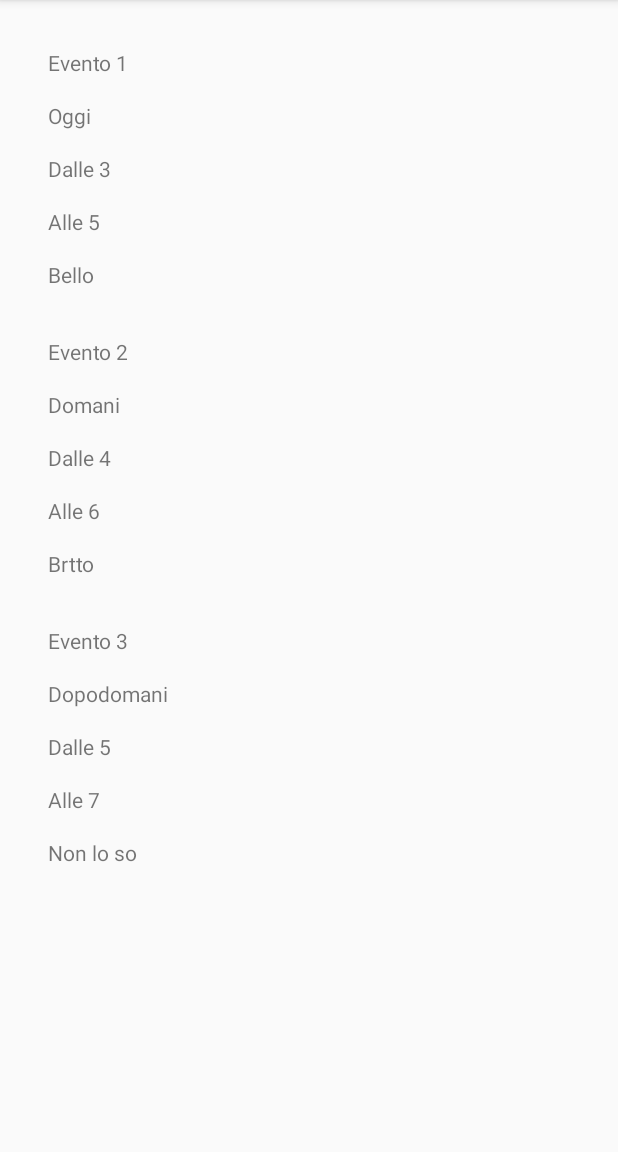
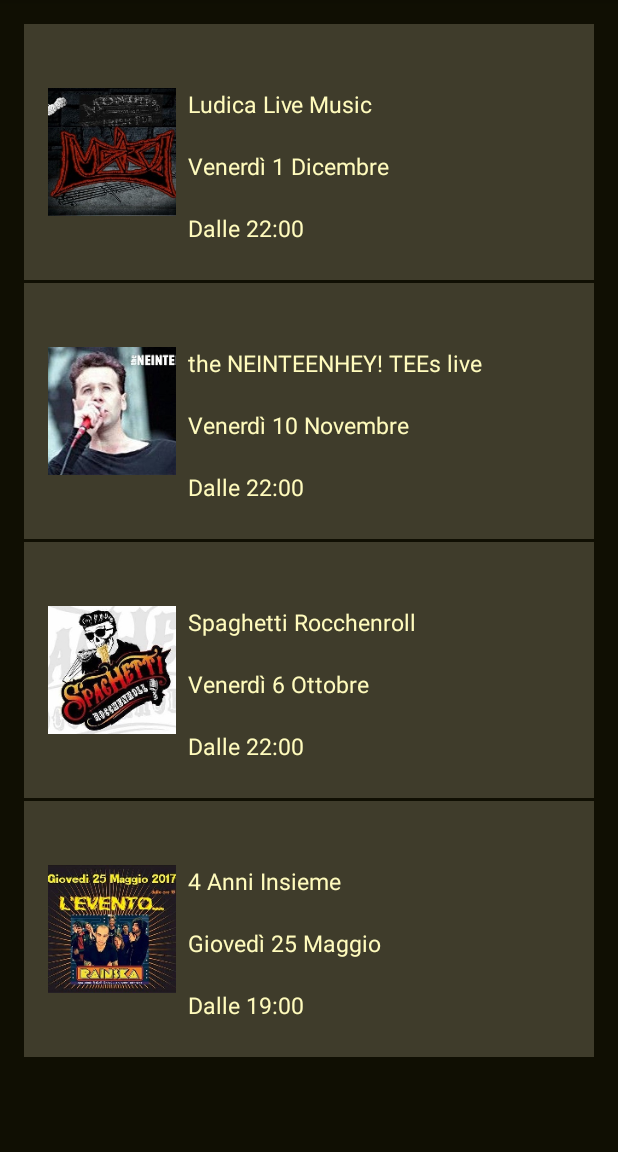
Before and after one commit to DavideGiancola/AndroidApp, an Android app: the EventiActivity screen opened directly, with no data from a screen before it, on a phone screen of 412 x 824 dp, the part 84-1236 px from its top. Run offline under Robolectric (Android 15) with nearby library versions, the phone set to English and light mode, and no system bars.

Commit message:
Primi aggiustamenti lista eventi

```diff
--- a/app/build.gradle
+++ b/app/build.gradle
@@ -32,4 +32,6 @@ dependencies {
     compile 'com.android.support:design:26.1.0'
 
     compile 'com.github.bumptech.glide:glide:3.7.0'
+
+    compile 'com.android.support.constraint:constraint-layout:1.0.2'
 }
--- a/app/src/main/java/univaq/apppub/controller/EventiActivity.java
+++ b/app/src/main/java/univaq/apppub/controller/EventiActivity.java
@@ -31,7 +31,7 @@ public class EventiActivity extends AppCompatActivity {
         mList.setLayoutManager(new LinearLayoutManager(EventiActivity.this));
         System.out.println("ciao");
 
-        EventiAdapter adapter = new EventiAdapter(eventi);
+        EventiAdapter adapter = new EventiAdapter(this, eventi);
         mList.setAdapter(adapter);
 
     }
@@ -42,6 +42,13 @@ public class EventiActivity extends AppCompatActivity {
 
         List<Evento> eventi = new ArrayList<>();
 
+        int[] img = new int[]{
+                R.drawable.evento1,
+                R.drawable.evento2,
+                R.drawable.evento3,
+                R.drawable.evento4,
+        };
+
         String[] arrayNomi = getResources().getStringArray(R.array.array_nomi);
         String[] arrayData = getResources().getStringArray(R.array.array_data);
         String[] arrayOraIn = getResources().getStringArray(R.array.array_ora_inizio);
@@ -49,7 +56,7 @@ public class EventiActivity extends AppCompatActivity {
         String[] arrayDescrizione = getResources().getStringArray(R.array.array_descrizione);
 
         for (int i = 0; i < arrayNomi.length; i++) {
-            Evento evento = new Evento(arrayNomi[i], arrayData[i], arrayOraIn[i], arrayOraFin[i], arrayDescrizione[i]);
+            Evento evento = new Evento(arrayNomi[i], arrayData[i], arrayOraIn[i], arrayOraFin[i], arrayDescrizione[i], img[i]);
             eventi.add(evento);
         }
 
--- a/app/src/main/java/univaq/apppub/model/Evento.java
+++ b/app/src/main/java/univaq/apppub/model/Evento.java
@@ -15,12 +15,16 @@ public class Evento {
     private String oraFine;
     private String descrizione;
 
-    public Evento(String nome, String data, String oraInizio, String oraFine, String descrizione) {
+
+    private int img;
+
+    public Evento(String nome, String data, String oraInizio, String oraFine, String descrizione, int img) {
         this.nome = nome;
         this.data = data;
         this.oraInizio = oraInizio;
         this.oraFine = oraFine;
         this.descrizione = descrizione;
+        this.img =img;
     }
 
     public String getNome() {
@@ -63,5 +67,13 @@ public class Evento {
         this.descrizione = descrizione;
     }
 
+    public int getImg() {
+        return img;
+    }
+
+    public void setImg(int img) {
+        this.img = img;
+    }
+
 
 }
--- a/app/src/main/java/univaq/apppub/util/EventiAdapter.java
+++ b/app/src/main/java/univaq/apppub/util/EventiAdapter.java
@@ -1,11 +1,15 @@
 package univaq.apppub.util;
 
+import android.content.Context;
 import android.support.v7.widget.RecyclerView;
 import android.view.LayoutInflater;
 import android.view.View;
 import android.view.ViewGroup;
+import android.widget.ImageView;
 import android.widget.TextView;
 import android.widget.Toast;
+
+import com.bumptech.glide.Glide;
 
 import java.util.List;
 
@@ -18,12 +22,13 @@ import univaq.apppub.model.Evento;
 
 public class EventiAdapter extends RecyclerView.Adapter<EventiAdapter.ViewHolder> {
 
-
+    private Context mContext;
     private List<Evento> mEventi;
 
 
 
-    public EventiAdapter(List<Evento> eventi) {
+    public EventiAdapter(Context mContext, List<Evento> eventi) {
+        this.mContext = mContext;
         mEventi = eventi;
     }
 
@@ -39,8 +44,9 @@ public class EventiAdapter extends RecyclerView.Adapter<EventiAdapter.ViewHolder
         holder.nome.setText(mEventi.get(position).getNome());
         holder.data.setText(mEventi.get(position).getData());
         holder.oraInizio.setText(mEventi.get(position).getOraInizio());
-        holder.oraFine.setText(mEventi.get(position).getOraFine());
-        holder.descrizione.setText(mEventi.get(position).getDescrizione());
+        //holder.oraFine.setText(mEventi.get(position).getOraFine());
+        //holder.descrizione.setText(mEventi.get(position).getDescrizione());
+        Glide.with(mContext).load(mEventi.get(position).getImg()).into(holder.img);
     }
 
     @Override
@@ -51,6 +57,7 @@ public class EventiAdapter extends RecyclerView.Adapter<EventiAdapter.ViewHolder
     public static class ViewHolder extends RecyclerView.ViewHolder implements View.OnClickListener{
 
         TextView nome, data, oraInizio, oraFine, descrizione;
+        ImageView img;
 
         public ViewHolder(View view) {
             super(view);
@@ -58,8 +65,9 @@ public class EventiAdapter extends RecyclerView.Adapter<EventiAdapter.ViewHolder
             nome = (TextView) view.findViewById(R.id.customadapter_text_nome);
             data = (TextView) view.findViewById(R.id.customadapter_text_data);
             oraInizio = (TextView) view.findViewById(R.id.customadapter_text_ora_inizio);
-            oraFine = (TextView) view.findViewById(R.id.customadapter_text_ora_fine);
-            descrizione = (TextView) view.findViewById(R.id.customadapter_text_descrizione);
+            //oraFine = (TextView) view.findViewById(R.id.customadapter_text_ora_fine);
+            //descrizione = (TextView) view.findViewById(R.id.customadapter_text_descrizione);
+            img = (ImageView) view.findViewById(R.id.imamagineEvento);
 
             view.setOnClickListener(this);
         }
--- a/app/src/main/res/layout/activity_eventi.xml
+++ b/app/src/main/res/layout/activity_eventi.xml
@@ -8,11 +8,13 @@
     android:paddingLeft="@dimen/activity_horizontal_margin"
     android:paddingRight="@dimen/activity_horizontal_margin"
     android:paddingTop="@dimen/activity_vertical_margin"
-    tools:context="univaq.apppub.controller.EventiActivity">
+    tools:context="univaq.apppub.controller.EventiActivity"
+    android:background="@color/colorPrimary">
 
     <android.support.v7.widget.RecyclerView
         android:id="@+id/my_recycler_view"
         android:layout_width="match_parent"
-        android:layout_height="match_parent"/>
+        android:layout_height="match_parent"
+        android:background="@color/colorPrimary"/>
 
 </RelativeLayout>
--- a/app/src/main/res/layout/adapter_eventiadapter.xml
+++ b/app/src/main/res/layout/adapter_eventiadapter.xml
@@ -1,55 +1,77 @@
 <?xml version="1.0" encoding="utf-8"?>
-<LinearLayout xmlns:android="http://schemas.android.com/apk/res/android"
-    android:orientation="vertical"
-    android:padding="16dp"
+<android.support.constraint.ConstraintLayout xmlns:android="http://schemas.android.com/apk/res/android"
+    xmlns:app="http://schemas.android.com/apk/res-auto"
+    xmlns:tools="http://schemas.android.com/tools"
     android:layout_width="match_parent"
-    android:layout_height="wrap_content">
+    android:layout_height="wrap_content"
+    android:layout_marginBottom="2dp"
+    android:background="@color/card_color"
+    android:padding="16dp">
 
+    <ImageView
+        android:id="@+id/imamagineEvento"
+        android:layout_width="85dp"
+        android:layout_height="85dp"
+        android:layout_marginBottom="8dp"
+        android:layout_marginTop="8dp"
+        app:layout_constraintBottom_toBottomOf="parent"
+        app:layout_constraintStart_toStartOf="parent"
+        app:layout_constraintTop_toTopOf="parent" />
 
     <TextView
         android:id="@+id/customadapter_text_nome"
-        android:layout_width="match_parent"
+        android:layout_width="0dp"
         android:layout_height="wrap_content"
-        android:layout_alignParentRight="true"
-        android:layout_alignParentTop="true"
-        android:text="@string/nome"/>
+        android:layout_marginBottom="10dp"
+        android:layout_marginStart="8dp"
+        android:layout_marginLeft="8dp"
+        android:ellipsize="end"
+        android:ems="10"
+        android:maxLines="1"
+        android:singleLine="false"
+        android:text="@string/nome"
+        android:textColor="@color/categorie_title"
+        android:textSize="@dimen/testo"
+        app:layout_constraintBottom_toTopOf="@+id/customadapter_text_data"
+        app:layout_constraintEnd_toEndOf="parent"
+        app:layout_constraintHorizontal_bias="0.0"
+        app:layout_constraintStart_toEndOf="@+id/imamagineEvento"
+        app:layout_constraintTop_toTopOf="@+id/imamagineEvento" />
 
     <TextView
         android:id="@+id/customadapter_text_data"
-        android:layout_width="match_parent"
+        android:layout_width="0dp"
         android:layout_height="wrap_content"
-        android:layout_alignParentRight="true"
-        android:layout_alignParentTop="true"
-        android:paddingTop="@dimen/activity_vertical_margin"
-        android:text="@string/data"/>
+        android:layout_marginBottom="10dp"
+        android:layout_marginStart="8dp"
+        android:layout_marginLeft="8dp"
+        android:layout_marginTop="10dp"
+        android:ems="10"
+        android:text="@string/data"
+        android:textColor="@color/categorie_title"
+        android:textSize="@dimen/testo"
+        app:layout_constraintBottom_toTopOf="@+id/customadapter_text_ora_inizio"
+        app:layout_constraintEnd_toEndOf="parent"
+        app:layout_constraintHorizontal_bias="0.0"
+        app:layout_constraintStart_toEndOf="@+id/imamagineEvento"
+        app:layout_constraintTop_toBottomOf="@+id/customadapter_text_nome" />
 
     <TextView
         android:id="@+id/customadapter_text_ora_inizio"
-        android:layout_width="match_parent"
+        android:layout_width="0dp"
         android:layout_height="wrap_content"
-        android:layout_alignParentRight="true"
-        android:layout_alignParentTop="true"
-        android:paddingTop="@dimen/activity_vertical_margin"
-        android:text="@string/oraInizio"/>
+        android:layout_marginBottom="8dp"
+        android:layout_marginStart="8dp"
+        android:layout_marginLeft="8dp"
+        android:layout_marginTop="10dp"
+        android:ems="10"
+        android:text="@string/oraInizio"
+        android:textColor="@color/categorie_title"
+        android:textSize="@dimen/testo"
+        app:layout_constraintBottom_toBottomOf="parent"
+        app:layout_constraintEnd_toEndOf="parent"
+        app:layout_constraintHorizontal_bias="0.0"
+        app:layout_constraintStart_toEndOf="@+id/imamagineEvento"
+        app:layout_constraintTop_toBottomOf="@+id/customadapter_text_data" />
 
-    <TextView
-        android:id="@+id/customadapter_text_ora_fine"
-        android:layout_width="match_parent"
-        android:layout_height="wrap_content"
-        android:layout_alignParentRight="true"
-        android:layout_alignParentTop="true"
-        android:paddingTop="@dimen/activity_vertical_margin"
-        android:text="@string/oraFine"/>
-
-    <TextView
-        android:id="@+id/customadapter_text_descrizione"
-        android:layout_width="match_parent"
-        android:layout_height="wrap_content"
-        android:layout_alignParentRight="true"
-        android:layout_alignParentTop="true"
-        android:paddingTop="@dimen/activity_vertical_margin"
-        android:text="@string/descrizione"/>
-
-
-
-</LinearLayout>
+</android.support.constraint.ConstraintLayout>
--- a/app/src/main/res/values/arrays.xml
+++ b/app/src/main/res/values/arrays.xml
@@ -7,33 +7,38 @@
     </string-array>
 
     <string-array name="array_nomi">
-        <item>Evento 1</item>
-        <item>Evento 2</item>
-        <item>Evento 3</item>
+        <item>Ludica Live Music</item>
+        <item>the NEINTEENHEY! TEEs live</item>
+        <item>Spaghetti Rocchenroll</item>
+        <item>4 Anni Insieme</item>
     </string-array>
 
     <string-array name="array_data">
-        <item>Oggi</item>
-        <item>Domani</item>
-        <item>Dopodomani</item>
+        <item>Venerdì 1 Dicembre</item>
+        <item>Venerdì 10 Novembre</item>
+        <item>Venerdì 6 Ottobre</item>
+        <item>Giovedì 25 Maggio</item>
     </string-array>
 
     <string-array name="array_ora_inizio">
-        <item>Dalle 3</item>
-        <item>Dalle 4</item>
-        <item>Dalle 5</item>
+        <item>Dalle 22:00</item>
+        <item>Dalle 22:00</item>
+        <item>Dalle 22:00</item>
+        <item>Dalle 19:00</item>
     </string-array>
 
     <string-array name="array_ora_fine">
-        <item>Alle 5</item>
-        <item>Alle 6</item>
-        <item>Alle 7</item>
+        <item>Alle 1:00</item>
+        <item>Alle 1:00</item>
+        <item>Alle 1:00</item>
+        <item>Alle 3:00</item>
     </string-array>
 
     <string-array name="array_descrizione">
         <item>Bello</item>
-        <item>Brtto</item>
+        <item>Brutto</item>
         <item>Non lo so</item>
+        <item>Bei tempi</item>
     </string-array>
 
 </resources>
--- a/app/src/main/res/values/dimens.xml
+++ b/app/src/main/res/values/dimens.xml
@@ -23,6 +23,8 @@
 
     <dimen name="categoria_title">20dp</dimen>
 
+    <dimen name="testo">15sp</dimen>
+
     <dimen name="songs_count_padding_bottom">5dp</dimen>
 
     <dimen name="songs_count">12dp</dimen>
```
Also changed, not shown: app/src/main/res/drawable/evento1.png (added), app/src/main/res/drawable/evento2.png (added), app/src/main/res/drawable/evento3.png (added), app/src/main/res/drawable/evento4.png (added).
